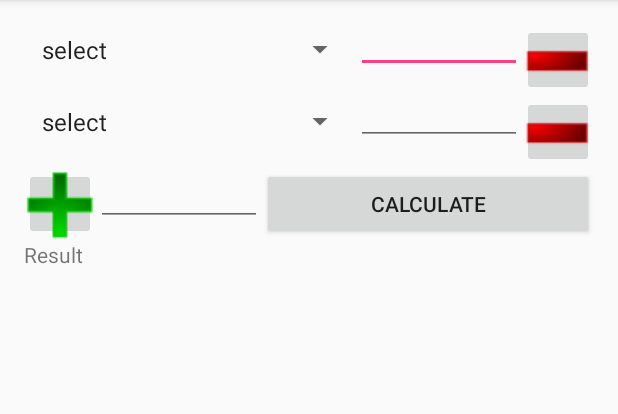
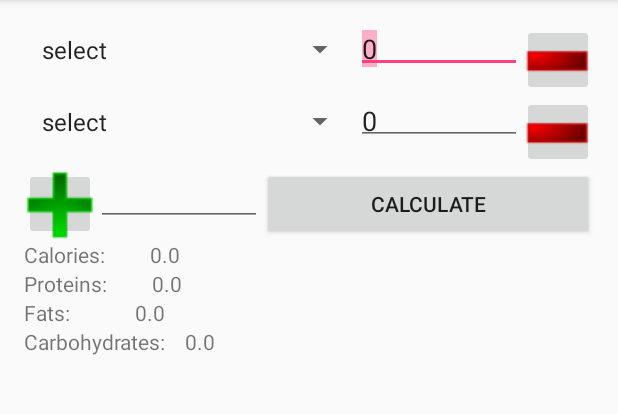
Before and after one commit to Alenka2704/CulinaryCalculator, an Android app: the screen it shows after launch (MainActivity), after a tap on "CALCULATE", on a phone screen of 412 x 824 dp, the part 84-498 px from its top. Run offline under Robolectric (Android 15) with nearby library versions, the phone set to English and light mode, and no system bars; 3 statements that could not run were skipped; 2 other taps on this screen came first.

Commit message:
Calculate button handler. Crashes

```diff
--- a/app/src/main/java/com/example/culinarycalculator/MainActivity.java
+++ b/app/src/main/java/com/example/culinarycalculator/MainActivity.java
@@ -7,9 +7,11 @@ import android.view.LayoutInflater;
 import android.view.View;
 import android.widget.ArrayAdapter;
 import android.widget.Button;
+import android.widget.EditText;
 import android.widget.ImageButton;
 import android.widget.LinearLayout;
 import android.widget.Spinner;
+import android.widget.TextView;
 
 import java.util.ArrayList;
 import java.util.HashMap;
@@ -18,44 +20,105 @@ import java.util.List;
 public class MainActivity extends AppCompatActivity {
 
     List<String> labels;
+    List<Integer> ids;
     ArrayList<HashMap<String, String>> productsList;
+    LinearLayout parentLayout;
+    int productsCount;
 
     //TODO prevent selection of the same item twice, order items by name. If item is selected, it's removed from other spinners lists, added back on item entry removal. Set ids for spinners items that respond ids of these products in database
 
-public String getProductId(LinearLayout parentLayout, int i){
-    LinearLayout temp = (LinearLayout) parentLayout.getChildAt(i);
-    Spinner tempSpinner = (Spinner) temp.findViewWithTag("spnProduct");
-    int k = tempSpinner.getSelectedItemPosition();
-    return productsList.get(k + 1).get("id");
+    /**
+     * as far as storing of ids for Spinner items is performed using two lists, this method is supposed to match them
+     * @param i index of current Spinner parent layout i.e. number of product on the screen
+     * @return id of product in database
+     */
+    public String getProductId(int i) {
+        int k = ((Spinner) getViewByTag("spnProduct", i)).getSelectedItemPosition();
+        return k==0?"":productsList.get(k-1).get("id");
 
-}
+    }
+
+    /**
+     * get one of controls in product LinearLayout
+     * @param tag type of control to get
+     * @param index number of LineaLayout on the screen
+     * @return control instance
+     */
+    public View getViewByTag(String tag, int index) {
+        LinearLayout temp = (LinearLayout) parentLayout.getChildAt(index);
+        return temp.findViewWithTag(tag);
+    }
+
+    public void computeTotalWeight() {
+        float weight = 0;
+        for (int i = 0; i < productsCount; i++) {
+            weight += Float.parseFloat(((EditText) getViewByTag("txtAmount", i)).getText().toString());
+        }
+        EditText totalWeight = (EditText) findViewById(R.id.editTextWeight);
+        totalWeight.setText(Float.toString(weight));
+    }
+
+    /**
+     * searches for the product in the list using id
+     * @param productsList list of products requested from DB
+     * @param num Spinner selected item index
+     * @return Spinner item details for calculation of totals
+     */
+    public Product getSelectedProduct(ArrayList<Product> productsList, int num) {
+        for (int i = 0; i < productsList.size(); i++) {
+            if (productsList.get(i).getProduct_ID() == ids.get(num)) {
+                return productsList.get(i);
+            }
+        }
+        return new Product(); //should never happen
+    }
+
     public void onClickCalculate() {
-        LinearLayout parentLayout = (LinearLayout) findViewById(R.id.parentLayout);
-        int productsCount = parentLayout.getChildCount() - 1;
         String[] productsIds = new String[productsCount];
         for (int i = 0; i < productsCount; i++) {
-            productsIds[i]=getProductId(parentLayout,i);
+            productsIds[i] = getProductId(i);
         }
-        ProductDB productDB=new ProductDB(getApplicationContext());
-        ArrayList<Product>productsList= productDB.getProductsById(productsIds);
-        float totalProteins=0,totalFats=0,totalCarbohydrates=0,totalCalories=0;
+        ProductDB productDB = new ProductDB(getApplicationContext());
+        ArrayList<Product> productsList = productDB.getProductsById(productsIds);
+        float totalProteins = 0, totalFats = 0, totalCarbohydrates = 0, totalCalories = 0;
         for (int i = 0; i < productsCount; i++) {
-//            Product temp=
+            float amount = Float.parseFloat(((EditText) getViewByTag("txtAmount", i)).getText().toString());
+            Product tempProduct = getSelectedProduct(productsList, (int) (((Spinner) getViewByTag("spnProduct", i)).getSelectedItemId()));
+            totalProteins += tempProduct.proteins * amount;
+            totalFats += tempProduct.fats * amount;
+            totalCarbohydrates += tempProduct.carbohydrates * amount;
+            totalCalories += tempProduct.calories * amount;
         }
+
+        ((TextView) findViewById(R.id.textViewCalories)).setText("Calories:         " + totalCalories);
+        ((TextView) findViewById(R.id.textViewProteins)).setText("Proteins:         " + totalProteins);
+        ((TextView) findViewById(R.id.textViewFats)).setText("Fats:             " + totalFats);
+        ((TextView) findViewById(R.id.textViewCarbohydrates)).setText("Carbohydrates:    " + totalCarbohydrates);
     }
 
     public void onClickRemove(View view) {
-        LinearLayout parentLayout = (LinearLayout) findViewById(R.id.parentLayout);
         parentLayout.removeView(view);
+        productsCount = parentLayout.getChildCount() - 2;
+        computeTotalWeight();
     }
 
     public void onClickAdd() {
-        LinearLayout parentLayout = (LinearLayout) findViewById(R.id.parentLayout);
         LayoutInflater layoutInflater = (LayoutInflater) this.getSystemService(Context.LAYOUT_INFLATER_SERVICE);
         final LinearLayout itemLayout = (LinearLayout) layoutInflater.inflate(R.layout.product_layout, parentLayout, false);
         Spinner spinner = (Spinner) itemLayout.findViewWithTag("spnProduct");
         ArrayAdapter<String> dataAdapter = new ArrayAdapter<String>(this, android.R.layout.simple_spinner_item, labels);
 
+        final EditText editText = (EditText) itemLayout.findViewWithTag("txtAmount");
+        editText.setText("0");
+
+        editText.setOnFocusChangeListener(new View.OnFocusChangeListener() {
+
+            public void onFocusChange(View v, boolean hasFocus) {
+                if (!hasFocus) {
+                    computeTotalWeight();
+                }
+            }
+        });
         // Drop down layout style - list view with radio button
         dataAdapter.setDropDownViewResource(android.R.layout.simple_spinner_dropdown_item);
 
@@ -70,6 +133,7 @@ public String getProductId(LinearLayout parentLayout, int i){
             }
         });
         parentLayout.addView(itemLayout, parentLayout.getChildCount() - 2);
+        productsCount = parentLayout.getChildCount() - 2;
     }
 
     @Override
@@ -78,11 +142,16 @@ public String getProductId(LinearLayout parentLayout, int i){
         setContentView(R.layout.activity_main);
 
         ProductDB productDB = new ProductDB(getApplicationContext());
+        parentLayout = (LinearLayout) findViewById(R.id.parentLayout);
+        productsCount = parentLayout.getChildCount() - 2;
         productsList = productDB.getProductList();
         labels = new ArrayList<String>();
+        ids = new ArrayList<Integer>();
         labels.add("select");
+        ids.add(-1);
         for (HashMap<String, String> item : productsList) {
             labels.add(item.get("name"));
+            ids.add(Integer.parseInt(item.get("id")));
         }
         onClickAdd();
 
--- a/app/src/main/java/com/example/culinarycalculator/ProductDB.java
+++ b/app/src/main/java/com/example/culinarycalculator/ProductDB.java
@@ -3,10 +3,12 @@ package com.example.culinarycalculator;
 /**
  * Created by str on 023 23/08.
  */
+
 import android.content.ContentValues;
 import android.content.Context;
 import android.database.Cursor;
 import android.database.sqlite.SQLiteDatabase;
+
 import java.util.ArrayList;
 import java.util.HashMap;
 
@@ -23,7 +25,7 @@ public class ProductDB {
         SQLiteDatabase db = dbHelper.getWritableDatabase();
         ContentValues values = new ContentValues();
         values.put(Product._NAME, product.name);
-        values.put(Product._CALORIES,product.calories);
+        values.put(Product._CALORIES, product.calories);
         values.put(Product._PROTEINS, product.proteins);
         values.put(Product._FATS, product.fats);
         values.put(Product._CARBOHYDRATES, product.carbohydrates);
@@ -38,7 +40,7 @@ public class ProductDB {
 
         SQLiteDatabase db = dbHelper.getWritableDatabase();
         // It's a good practice to use parameter ?, instead of concatenate string
-        db.delete(Product.TABLE, Product._ID + "= ?", new String[] { String.valueOf(product_ID) });
+        db.delete(Product.TABLE, Product._ID + "= ?", new String[]{String.valueOf(product_ID)});
         db.close(); // Closing database connection
     }
 
@@ -48,20 +50,20 @@ public class ProductDB {
         ContentValues values = new ContentValues();
 
         values.put(Product._NAME, product.name);
-        values.put(Product._CALORIES,product.calories);
+        values.put(Product._CALORIES, product.calories);
         values.put(Product._PROTEINS, product.proteins);
         values.put(Product._FATS, product.fats);
         values.put(Product._CARBOHYDRATES, product.carbohydrates);
 
         // It's a good practice to use parameter ?, instead of concatenate string
-        db.update(Product.TABLE, values, Product._ID + "= ?", new String[] { String.valueOf(product.product_ID) });
+        db.update(Product.TABLE, values, Product._ID + "= ?", new String[]{String.valueOf(product.product_ID)});
         db.close(); // Closing database connection
     }
 
     public ArrayList<HashMap<String, String>> getProductList() {
         //Open connection to read only
         SQLiteDatabase db = dbHelper.getReadableDatabase();
-        String selectQuery =  "SELECT  " +
+        String selectQuery = "SELECT  " +
                 Product._ID + "," +
                 Product._NAME +
                 " FROM " + Product.TABLE;
@@ -88,32 +90,42 @@ public class ProductDB {
 
     }
 
-    public ArrayList<Product> getProductsById(String[]ids){
+    public String constructWhereClause(String[]ids){
+        String temp="("+ids[0];
+        for(int i=1;i<ids.length;i++){
+            temp+=", "+ids[i];
+        }
+        temp+=")";
+        return temp;
+    }
+
+    public ArrayList<Product> getProductsById(String[] ids) {
         SQLiteDatabase db = dbHelper.getReadableDatabase();
-        String selectQuery =  "SELECT  " +
-                Product._ID + "," +
-                Product._NAME + "," +
-                Product._CALORIES + "," +
-                Product._PROTEINS +
-                Product._FATS +
+        String selectQuery = "SELECT  " +
+                Product._ID + ", " +
+                Product._NAME + ", " +
+                Product._CALORIES + ", " +
+                Product._PROTEINS +", " +
+                Product._FATS +", " +
                 Product._CARBOHYDRATES +
                 " FROM " + Product.TABLE
                 + " WHERE " +
-                Product._ID + "=?";// It's a good practice to use parameter ?, instead of concatenate string
+                Product._ID + " IN "+
+                constructWhereClause(ids);
 
-ArrayList<Product>productsList=new ArrayList<Product>();
-        Cursor cursor = db.rawQuery(selectQuery, ids );
+        ArrayList<Product> productsList = new ArrayList<Product>();
+        Cursor cursor = db.rawQuery(selectQuery, ids);
 
         if (cursor.moveToFirst()) {
             do {
                 Product product = new Product();
-                product.product_ID =cursor.getInt(cursor.getColumnIndex(Product._ID));
-                product.name =cursor.getString(cursor.getColumnIndex(Product._NAME));
-                product.calories  =cursor.getInt(cursor.getColumnIndex(Product._CALORIES));
-                product.proteins =cursor.getInt(cursor.getColumnIndex(Product._PROTEINS));
-                product.fats =cursor.getInt(cursor.getColumnIndex(Product._FATS));
-                product.carbohydrates=cursor.getInt(cursor.getColumnIndex(Product._CARBOHYDRATES));
-productsList.add(product);
+                product.product_ID = cursor.getInt(cursor.getColumnIndex(Product._ID));
+                product.name = cursor.getString(cursor.getColumnIndex(Product._NAME));
+                product.calories = cursor.getInt(cursor.getColumnIndex(Product._CALORIES));
+                product.proteins = cursor.getInt(cursor.getColumnIndex(Product._PROTEINS));
+                product.fats = cursor.getInt(cursor.getColumnIndex(Product._FATS));
+                product.carbohydrates = cursor.getInt(cursor.getColumnIndex(Product._CARBOHYDRATES));
+                productsList.add(product);
             } while (cursor.moveToNext());
         }
 
--- a/app/src/main/res/layout/activity_main.xml
+++ b/app/src/main/res/layout/activity_main.xml
@@ -1,51 +1,76 @@
 <?xml version="1.0" encoding="utf-8"?>
 <LinearLayout xmlns:android="http://schemas.android.com/apk/res/android"
     xmlns:tools="http://schemas.android.com/tools"
+    android:id="@+id/parentLayout"
     android:layout_width="match_parent"
     android:layout_height="match_parent"
+    android:orientation="vertical"
     android:paddingBottom="@dimen/activity_vertical_margin"
     android:paddingLeft="@dimen/activity_horizontal_margin"
     android:paddingRight="@dimen/activity_horizontal_margin"
     android:paddingTop="@dimen/activity_vertical_margin"
-    tools:context="com.example.culinarycalculator.MainActivity"
-    android:id="@+id/parentLayout"
-    android:orientation="vertical">
+    tools:context="com.example.culinarycalculator.MainActivity">
 
     <LinearLayout
-        android:orientation="horizontal"
         android:layout_width="match_parent"
-        android:layout_height="wrap_content">
+        android:layout_height="wrap_content"
+        android:orientation="horizontal">
 
         <ImageButton
+            android:id="@+id/imageButtonAdd"
             android:layout_width="48dp"
             android:layout_height="48dp"
             android:padding="4dp"
-            android:id="@+id/imageButtonAdd"
             android:src="@drawable/btn_add" />
 
         <EditText
+            android:id="@+id/editTextWeight"
             android:layout_width="0dp"
             android:layout_height="wrap_content"
+            android:layout_weight="1"
+            android:ems="10"
             android:inputType="numberDecimal"
-            android:ems="10"
-            android:id="@+id/editText2"
-            android:padding="4dp"
-            android:layout_weight="1" />
+            android:padding="4dp" />
 
         <Button
+            android:id="@+id/buttonCalculate"
             android:layout_width="0dp"
             android:layout_height="48dp"
-            android:text="Calculate"
-            android:id="@+id/buttonCalculate"
+            android:layout_weight="2"
             android:onClick="onClickCalculate"
             android:padding="4dp"
-            android:layout_weight="2" />
+            android:text="Calculate" />
 
     </LinearLayout>
 
-    <TextView
-        android:layout_width="wrap_content"
+    <LinearLayout
+        android:layout_width="match_parent"
         android:layout_height="wrap_content"
-        android:text="Result"
-        android:id="@+id/textView" />
+        android:orientation="vertical">
+
+        <TextView
+            android:id="@+id/textViewCalories"
+            android:layout_width="wrap_content"
+            android:layout_height="wrap_content"
+            android:contextClickable="false" />
+
+        <TextView
+            android:id="@+id/textViewProteins"
+            android:layout_width="wrap_content"
+            android:layout_height="wrap_content"
+            android:contextClickable="false" />
+
+        <TextView
+            android:id="@+id/textViewFats"
+            android:layout_width="wrap_content"
+            android:layout_height="wrap_content"
+            android:contextClickable="false" />
+
+        <TextView
+            android:id="@+id/textViewCarbohydrates"
+            android:layout_width="wrap_content"
+            android:layout_height="wrap_content"
+            android:contextClickable="false" />
+    </LinearLayout>
+
 </LinearLayout>
--- a/app/src/main/res/layout/product_layout.xml
+++ b/app/src/main/res/layout/product_layout.xml
@@ -16,7 +16,10 @@
         android:ems="10"
         android:padding="4dp"
         android:tag="txtAmount"
-        android:layout_weight="1" />
+        android:layout_weight="1"
+        android:hint="0"
+        android:selectAllOnFocus="true"
+        android:numeric="decimal" />
 
     <ImageButton
         android:layout_width="48dp"
```
